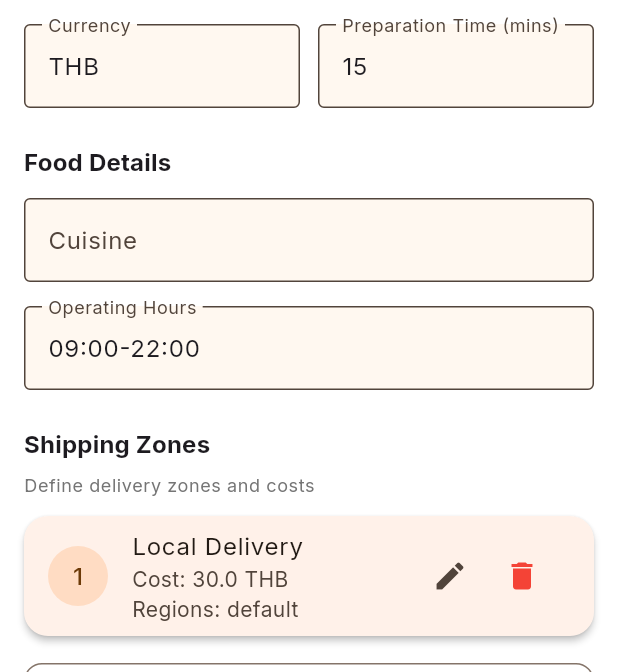
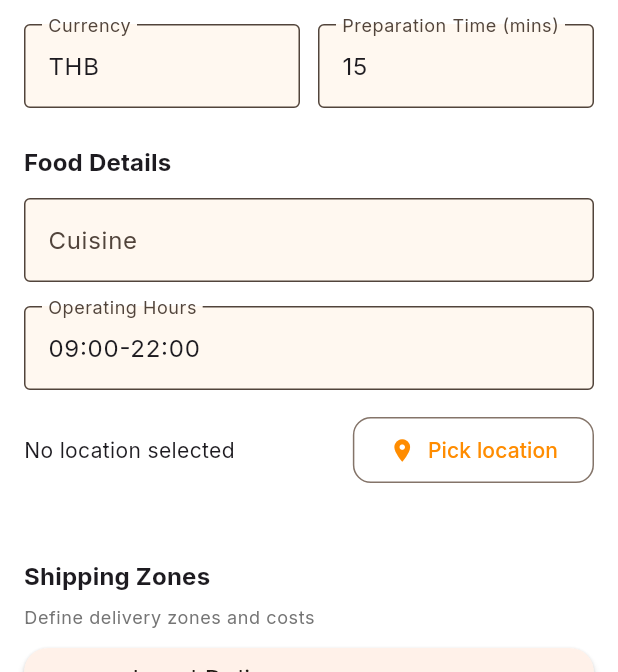
Before and after one commit to nicky-dev/zapd, a Flutter app: the StallFormScreen screen opened directly, after a tap on the "save" icon, on a phone screen of 412 x 824 dp, the part 564-1236 px from its top. Run offline on Flutter 3.47's test engine with Material 3 defaults, Android fonts, the phone set to English and light mode, and no system bars; our stand-ins replace convert, equatable, fl_chart, flutter_map, flutter_riverpod, flutter_secure_storage and 8 more; missing offline and left inert: bech32, bip340, cryptography, dart:html, dart:js, ndk and 1 more; accounts and stored records are empty; network calls fail.

Commit message:
feat(merchant): add stall location picker

```diff
--- a/apps/merchant/lib/features/products/repositories/product_repository.dart
+++ b/apps/merchant/lib/features/products/repositories/product_repository.dart
@@ -63,6 +63,9 @@ class ProductRepository {
 
     final tags = <List<String>>[
       ['d', product.id], // NIP-15 required: unique identifier
+      // Reference the stall using canonical 'a' tag in composite form: kind:pubkey:id
+      // This allows precise relay-side indexing while avoiding reuse of 'e'/'p' tags.
+      ['a', '30017:$merchantPubkey:${product.stallId}'],
     ];
 
     // Extension fields for food delivery
@@ -105,7 +108,8 @@ class ProductRepository {
     final filter = NostrFilter(
       kinds: const [30018],
       authors: [merchantPubkey],
-      tags: {'stall_id': [stallId]},
+      // Use the canonical 'a' composite tag to filter products by stall
+      tags: {'a': ['30017:$merchantPubkey:$stallId']},
     );
 
     final subscription = nostrClient.subscribe([filter]);
--- a/apps/merchant/lib/features/stalls/models/stall.dart
+++ b/apps/merchant/lib/features/stalls/models/stall.dart
@@ -23,6 +23,9 @@ class Stall with _$Stall {
     int? preparationTime, // average preparation time in minutes
     String? operatingHours, // "09:00-22:00"
     String? locationEncrypted, // NIP-44 encrypted address for merchant
+  double? latitude,
+  double? longitude,
+  String? locationName,
 
     // Metadata (not in event content, derived from event)
     String? eventId,
--- a/apps/merchant/lib/features/stalls/screens/stall_form_screen.dart
+++ b/apps/merchant/lib/features/stalls/screens/stall_form_screen.dart
@@ -4,6 +4,7 @@ import '../../../l10n/app_localizations.dart';
 import '../models/stall.dart';
 import '../models/stall_type.dart';
 import '../providers/stall_provider.dart';
+import '../widgets/stall_location_picker.dart';
 import '../../../core/providers/nostr_provider.dart';
 
 class StallFormScreen extends ConsumerStatefulWidget {
@@ -23,6 +24,9 @@ class _StallFormScreenState extends ConsumerState<StallFormScreen> {
   late TextEditingController _cuisineController;
   late TextEditingController _preparationTimeController;
   late TextEditingController _operatingHoursController;
+  double? _latitude;
+  double? _longitude;
+  String? _locationName;
 
   StallType _selectedType = StallType.food;
   bool _acceptsOrders = true;
@@ -55,6 +59,9 @@ class _StallFormScreenState extends ConsumerState<StallFormScreen> {
         regions: ['default'],
       ),
     ]);
+    _latitude = widget.stall?.latitude;
+    _longitude = widget.stall?.longitude;
+    _locationName = widget.stall?.locationName;
   }
 
   @override
@@ -98,6 +105,9 @@ class _StallFormScreenState extends ConsumerState<StallFormScreen> {
             ? null
             : _operatingHoursController.text.trim(),
         acceptsOrders: _acceptsOrders,
+        latitude: _latitude,
+        longitude: _longitude,
+        locationName: _locationName,
       );
 
       if (widget.stall == null) {
@@ -304,6 +314,39 @@ class _StallFormScreenState extends ConsumerState<StallFormScreen> {
                   border: const OutlineInputBorder(),
                 ),
               ),
+              const SizedBox(height: 16),
+
+              // Location picker for food stalls
+              Row(
+                children: [
+                  Expanded(
+                    child: Text(_locationName ?? (_latitude != null ? '${_latitude!.toStringAsFixed(6)}, ${_longitude!.toStringAsFixed(6)}' : 'No location selected')),
+                  ),
+                  const SizedBox(width: 8),
+                  OutlinedButton.icon(
+                    icon: const Icon(Icons.location_on),
+                    label: const Text('Pick location'),
+                    onPressed: () async {
+                      final result = await showModalBottomSheet<Map<String, dynamic>>(
+                        context: context,
+                        isScrollControlled: true,
+                        builder: (context) => FractionallySizedBox(
+                          heightFactor: 0.9,
+                          child: SafeArea(child: StallLocationPicker()),
+                        ),
+                      );
+                      if (result != null) {
+                        setState(() {
+                          _latitude = result['latitude'] as double?;
+                          _longitude = result['longitude'] as double?;
+                          _locationName = result['name'] as String?;
+                        });
+                      }
+                    },
+                  ),
+                ],
+              ),
+              const SizedBox(height: 24),
               const SizedBox(height: 24),
             ],
 
--- a/apps/merchant/lib/l10n/app_en.arb
+++ b/apps/merchant/lib/l10n/app_en.arb
@@ -404,6 +404,24 @@
   "@paymentStatus": {
     "description": "Payment status label"
   },
+
+  "searchPlace": "Search place",
+  "@searchPlace": { "description": "Search input placeholder in place picker" },
+
+  "useCurrentLocation": "Use current location",
+  "@useCurrentLocation": { "description": "Tooltip for using current GPS location" },
+
+  "noLocationSelected": "No location selected",
+  "@noLocationSelected": { "description": "Displayed when no location has been picked" },
+
+  "pickLocation": "Pick location",
+  "@pickLocation": { "description": "Button label to open location picker" },
+
+  "select": "Select",
+  "@select": { "description": "Confirm selection button text" },
+
+  "currentLocation": "Current location",
+  "@currentLocation": { "description": "Human readable label for current GPS location" },
 
   "paymentStatusPending": "Pending",
   "@paymentStatusPending": {
--- a/apps/merchant/lib/l10n/app_localizations.dart
+++ b/apps/merchant/lib/l10n/app_localizations.dart
@@ -650,6 +650,42 @@ abstract class AppLocalizations {
   /// **'Amount'**
   String get amount;
 
+  /// Search input placeholder in place picker
+  ///
+  /// In en, this message translates to:
+  /// **'Search place'**
+  String get searchPlace;
+
+  /// Tooltip/label for using current GPS location
+  ///
+  /// In en, this message translates to:
+  /// **'Use current location'**
+  String get useCurrentLocation;
+
+  /// Displayed when no location has been picked
+  ///
+  /// In en, this message translates to:
+  /// **'No location selected'**
+  String get noLocationSelected;
+
+  /// Button label to open location picker
+  ///
+  /// In en, this message translates to:
+  /// **'Pick location'**
+  String get pickLocation;
+
+  /// Confirm selection button text
+  ///
+  /// In en, this message translates to:
+  /// **'Select'**
+  String get select;
+
+  /// Human readable label for current GPS location
+  ///
+  /// In en, this message translates to:
+  /// **'Current location'**
+  String get currentLocation;
+
   /// Estimated sats label
   ///
   /// In en, this message translates to:
--- a/apps/merchant/lib/l10n/app_localizations_en.dart
+++ b/apps/merchant/lib/l10n/app_localizations_en.dart
@@ -297,6 +297,24 @@ class AppLocalizationsEn extends AppLocalizations {
 
   @override
   String get amount => 'Amount';
+
+  @override
+  String get searchPlace => 'Search place';
+
+  @override
+  String get useCurrentLocation => 'Use current location';
+
+  @override
+  String get noLocationSelected => 'No location selected';
+
+  @override
+  String get pickLocation => 'Pick location';
+
+  @override
+  String get select => 'Select';
+
+  @override
+  String get currentLocation => 'Current location';
 
   @override
   String get estimatedSats => 'Estimated';
--- a/apps/merchant/lib/l10n/app_th.arb
+++ b/apps/merchant/lib/l10n/app_th.arb
@@ -78,6 +78,23 @@
   "errorInvalidBunkerUrl": "รูปแบบ URL bunker ไม่ถูกต้อง\nต้องเป็น: bunker://pubkey?relay=wss://...",
   "nostrConnectConnected": "เชื่อมต่อ Nostr Connect สำเร็จ!",
   "paymentDetails": "รายละเอียดการชำระเงิน",
+  "searchPlace": "ค้นหาสถานที่",
+  "@searchPlace": { "description": "Search input placeholder in place picker (Thai)" },
+
+  "useCurrentLocation": "ใช้ตำแหน่งปัจจุบัน",
+  "@useCurrentLocation": { "description": "Tooltip for using current GPS location (Thai)" },
+
+  "noLocationSelected": "ยังไม่ได้เลือกตำแหน่ง",
+  "@noLocationSelected": { "description": "Displayed when no location has been picked (Thai)" },
+
+  "pickLocation": "เลือกตำแหน่ง",
+  "@pickLocation": { "description": "Button label to open location picker (Thai)" },
+
+  "select": "เลือก",
+  "@select": { "description": "Confirm selection button text (Thai)" },
+
+  "currentLocation": "ตำแหน่งปัจจุบัน",
+  "@currentLocation": { "description": "Human readable label for current GPS location (Thai)" },
   "paymentStatus": "สถานะการชำระเงิน",
   "paymentStatusPending": "รอดำเนินการ",
   "paymentStatusPaid": "ชำระแล้ว",
--- a/apps/merchant/pubspec.yaml
+++ b/apps/merchant/pubspec.yaml
@@ -70,6 +70,10 @@ dependencies:
   image_picker: ^1.1.2
   qr_flutter: ^4.1.0
   fl_chart: ^0.69.0
+  # Map & location
+  flutter_map: ^8.2.2
+  latlong2: ^0.9.1
+  geolocator: ^10.0.0
 
   # Icons
   cupertino_icons: ^1.0.8
```
Also changed, not shown: apps/merchant/lib/features/orders/repositories/order_repository.dart (+27 -13 lines), apps/merchant/lib/features/products/screens/product_list_screen.dart (+20 -10 lines), apps/merchant/lib/features/stalls/repositories/stall_repository.dart (+97 -0 lines), apps/merchant/lib/features/stalls/widgets/stall_location_picker.dart (added, +216 -0 lines), apps/merchant/lib/l10n/app_localizations_th.dart (+18 -0 lines), apps/merchant/lib/features/stalls/models/stall.freezed.dart, apps/merchant/lib/features/stalls/models/stall.g.dart, apps/merchant/pubspec.lock, 5 other files.
